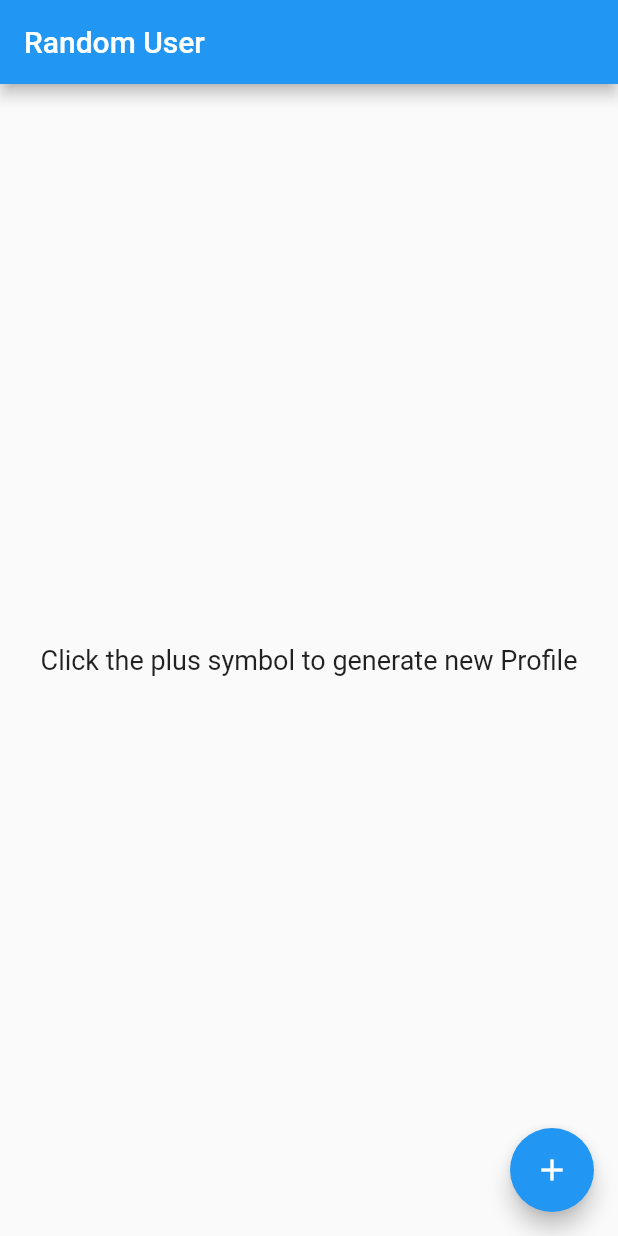
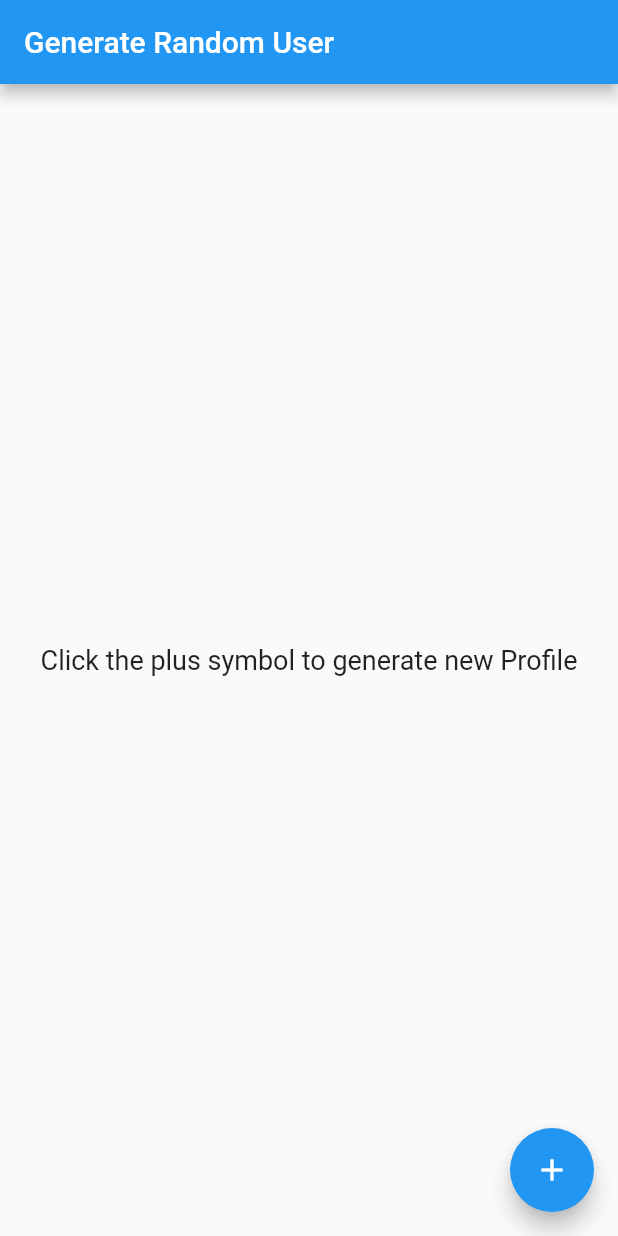
Before and after one commit to ArunAtGitHubb/flutter-playground, a Flutter app: the screen it shows after launch, on a phone screen of 412 x 824 dp. Run offline on Flutter 3.47's test engine with Material 2 defaults, Android fonts, the phone set to English and light mode, and no system bars; our stand-ins replace flutter_neumorphic; accounts and stored records are empty.

```diff
--- a/lib/app.dart
+++ b/lib/app.dart
@@ -14,7 +14,7 @@ class _AppState extends State<App> {
   Widget build(BuildContext context) {
     return Scaffold(
       appBar: AppBar(
-        title: Text('Random User'),
+        title: Text('Generate Random User'),
       ),
       body: Center(
         child: Column(
--- a/lib/provider/user.dart
+++ b/lib/provider/user.dart
@@ -1,10 +1,7 @@
-import 'dart:convert';
-import 'dart:io';
 
 import 'package:fluter_workout/data/User_repo.dart';
 import 'package:fluter_workout/data/user/user.dart';
 import 'package:flutter/material.dart';
-import 'package:http/http.dart' as http;
 import 'package:http/http.dart';
 
 class User extends ChangeNotifier {
```
